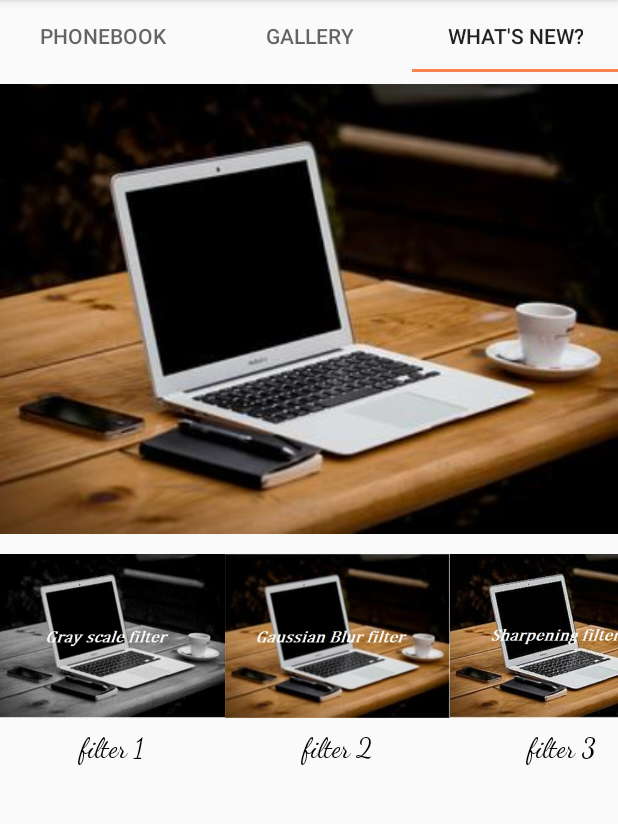
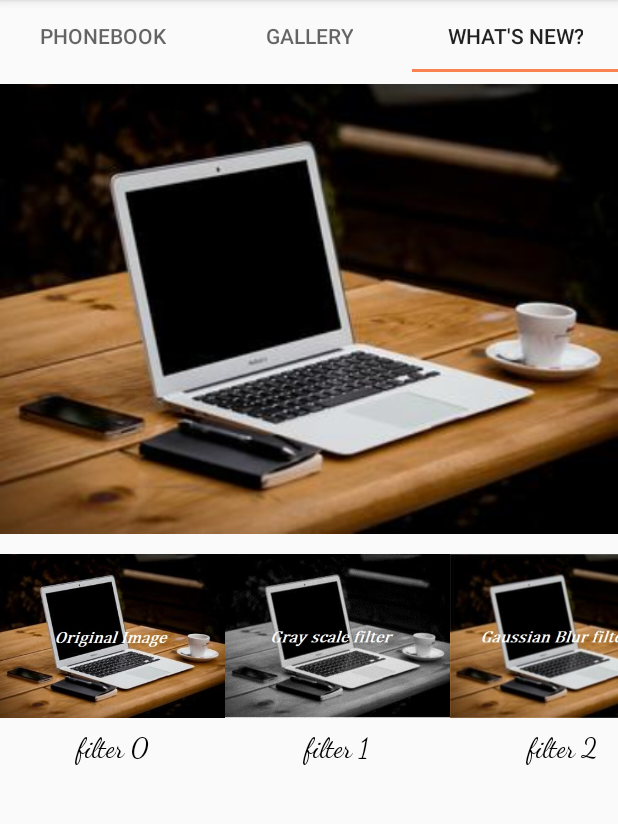
Before and after one commit to CheddarChoi/CommonProject1, an Android app: the screen it shows after launch (MainActivity), tab 3 chosen, on a phone screen of 412 x 824 dp, the part 84-908 px from its top. Run offline under Robolectric (Android 15) with nearby library versions, the phone set to English and light mode, and no system bars.

Commit message:
[TAB 2] UI improved [TAB 3] bug fixed

```diff
--- a/app/src/main/java/com/example/commonproject1/MainActivity.java
+++ b/app/src/main/java/com/example/commonproject1/MainActivity.java
@@ -1,5 +1,6 @@
 package com.example.commonproject1;
 
+import android.content.Context;
 import android.os.Bundle;
 import android.widget.Toast;
 
@@ -33,7 +34,8 @@ public class MainActivity extends AppCompatActivity {
         pager.setCurrentItem(0);
     }
 
-    //뒤로가기 버튼을 두번 연속으로 눌러야 종료되게끔 하는 메소드
+
+    // 뒤로가기 버튼을 두번 연속으로 눌러야 종료되게끔 하는 메소드
     private long time= 0;
     @Override
     public void onBackPressed(){
--- a/app/src/main/java/com/example/commonproject1/Tab_2/ImageAdapter.java
+++ b/app/src/main/java/com/example/commonproject1/Tab_2/ImageAdapter.java
@@ -76,7 +76,7 @@ public class ImageAdapter extends BaseAdapter {
         ImageView imageView;
         if(convertView == null){
             imageView = new ImageView(mContext);
-            imageView.setLayoutParams(new GridView.LayoutParams(240, 160));
+            imageView.setLayoutParams(new GridView.LayoutParams(360, 240));
             imageView.setScaleType(ImageView.ScaleType.FIT_CENTER);
             imageView.setPadding(pad, pad, pad, pad);
         }else{
--- a/app/src/main/java/com/example/commonproject1/Tab_2/Tab_2.java
+++ b/app/src/main/java/com/example/commonproject1/Tab_2/Tab_2.java
@@ -1,6 +1,8 @@
 package com.example.commonproject1.Tab_2;
 
+import android.graphics.Typeface;
 import android.os.Bundle;
+import android.text.style.TypefaceSpan;
 import android.view.LayoutInflater;
 import android.view.View;
 import android.view.ViewGroup;
@@ -14,13 +16,53 @@ import android.widget.Toast;
 import androidx.annotation.Nullable;
 import androidx.fragment.app.Fragment;
 
+import com.example.commonproject1.MainActivity;
 import com.example.commonproject1.R;
+
+import java.util.ArrayList;
+import java.util.Arrays;
 
 public class Tab_2 extends Fragment {
     private View view;
 
+    ArrayList<String> image_names;
+
     @Override
-    public void onCreate(Bundle savedInstanceState) { super.onCreate(savedInstanceState); }
+    public void onCreate(Bundle savedInstanceState) {
+        super.onCreate(savedInstanceState);
+        image_names = new ArrayList<String>(
+                Arrays.asList("Lab top on the desk",
+                        "Forest with sky",
+                        "Ecstatic beach",
+                        "Snow mountain",
+                        "Daddy and his son",
+                        "Couple :(",
+                        "Handsome guy",
+                        "Building and sky",
+                        "Man and dog",
+                        "Rock and river",
+                        "Cute dog",
+                        "Blind girl",
+                        "On the hill",
+                        "Eagle",
+                        "Desert Strike",
+                        "Waterfall",
+                        "Castle on the gill",
+                        "Treacherous sea",
+                        "MAN VS WILD",
+                        "Coffee Time :P",
+                        "Sunset",
+                        "Couple 2 :'(",
+                        "Guitar",
+                        "idk but, probs Venice",
+                        "Raindrop flower",
+                        "Trail of nature",
+                        "Pretending to study ><",
+                        "Dandelion",
+                        "Old Camera",
+                        "Lonely Man")
+        );
+    }
 
     @Nullable
     @Override
@@ -32,6 +74,12 @@ public class Tab_2 extends Fragment {
         final ImageView imageView = view.findViewById(R.id.image_view);
         imageView.setVisibility((View.GONE));
 
+        final TextView imageName = view.findViewById(R.id.image_name);
+        imageName.setVisibility(View.GONE);
+
+        Typeface type = Typeface.createFromAsset(getActivity().getAssets(), "fonts/DancingScript-Bold.ttf");
+        imageName.setTypeface(type);
+
         gridview.setOnItemClickListener(new AdapterView.OnItemClickListener() {
             @Override
             public void onItemClick(AdapterView<?> parent, View view, int position, long id) {
@@ -40,6 +88,9 @@ public class Tab_2 extends Fragment {
                 gridview.setVisibility(View.GONE);
                 imageView.setImageResource(getResources().getIdentifier("sample" + (position+1),"drawable",getActivity().getPackageName()));
                 imageView.setVisibility((View.VISIBLE));
+
+                imageName.setText(image_names.get(position));
+                imageName.setVisibility(View.VISIBLE);
             }
         });
 
@@ -47,8 +98,11 @@ public class Tab_2 extends Fragment {
             public void onClick(View v) {
                 imageView.setVisibility((View.INVISIBLE));
                 gridview.setVisibility((View.VISIBLE));
+
+                imageName.setVisibility(View.INVISIBLE);
             }
         });
+
         return view;
     }
 }
--- a/app/src/main/java/com/example/commonproject1/Tab_3/Tab_3.java
+++ b/app/src/main/java/com/example/commonproject1/Tab_3/Tab_3.java
@@ -58,7 +58,7 @@ public class Tab_3 extends Fragment {
 
 
         // codes for filtered images
-        for (int i=1; i<=11; i++){
+        for (int i=0; i<=11; i++){
             ImageItem item = new ImageItem(getResources().getIdentifier("filter_" + i,"drawable",getActivity().getPackageName()), "filter "+i);
             imagelist.add(item);
         }
@@ -86,8 +86,10 @@ public class Tab_3 extends Fragment {
                     InputStream in = getActivity().getContentResolver().openInputStream(data.getData());
                     Bitmap img = BitmapFactory.decodeStream(in);
                     in.close();
+
                     // show image
                     original_Image.setImageBitmap(img);
+                    filtered_Images_Adapter.setOriginal(img);
                 } catch (Exception e) {
                     e.printStackTrace();
                 }
```
Also changed, not shown: app/src/main/java/com/example/commonproject1/Tab_3/ConvolutionMatrix.java (+93 -3 lines), app/src/main/java/com/example/commonproject1/Tab_3/FilteredImageAdapter.java (+21 -11 lines), app/src/main/res/layout/tab_2_main.xml (+17 -1 lines), app/src/main/assets/fonts/Blacksword.otf (added), app/src/main/assets/fonts/DancingScript-Bold.ttf (added), app/src/main/assets/fonts/DancingScript-Regular.ttf (added), app/src/main/res/drawable/filter_0.jpg (added).
